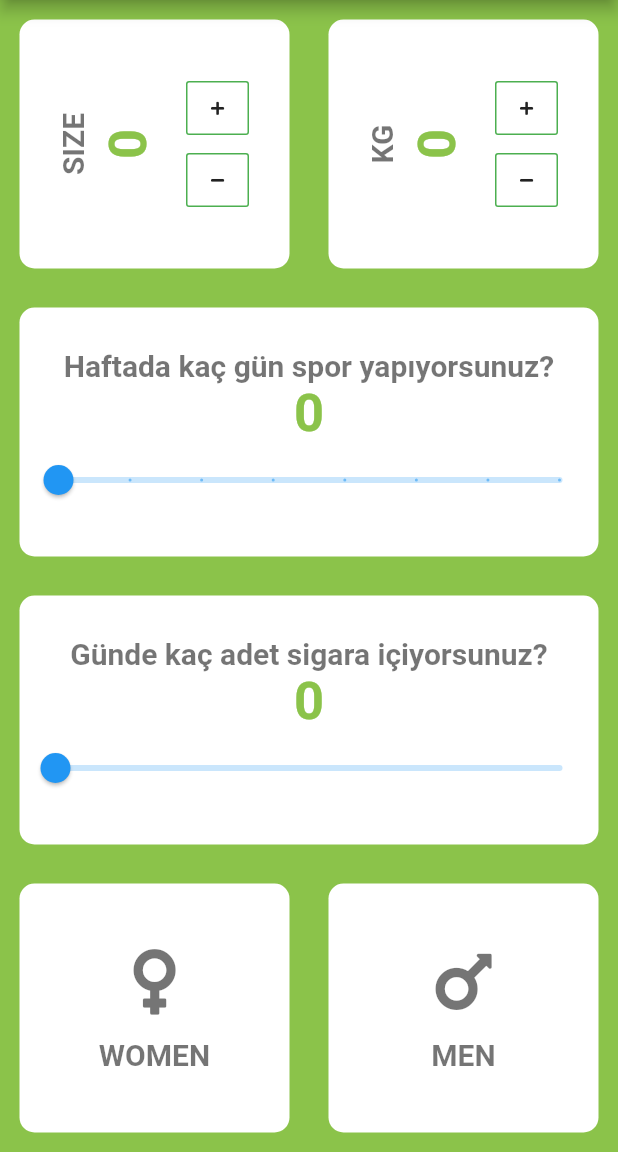
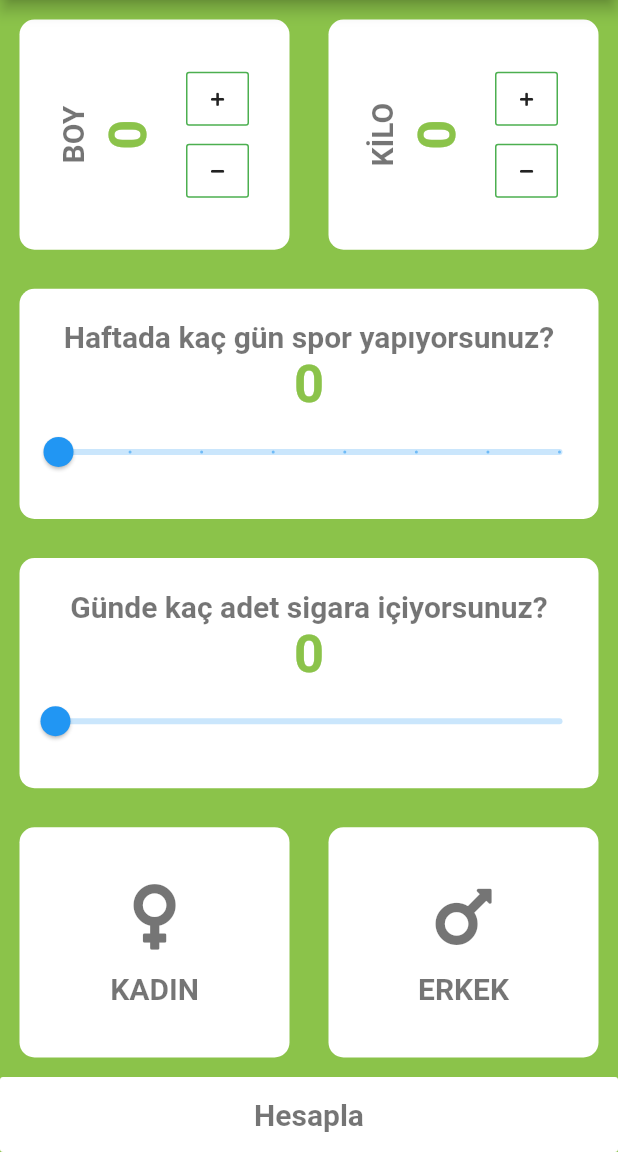
Before and after one commit to TemurBahri/life_expectancy, a Flutter app: the screen it shows after launch, on a phone screen of 412 x 824 dp, the part 84-1236 px from its top. Run offline on Flutter 3.47's test engine with Material 2 defaults, Android fonts, the phone set to English and light mode, and no system bars; our stand-ins replace font_awesome_flutter.

Commit message:
Flutter Learning continue...

```diff
--- a/lib/input_page.dart
+++ b/lib/input_page.dart
@@ -2,6 +2,8 @@ import 'package:flutter/cupertino.dart';
 import 'package:flutter/material.dart';
 import 'package:font_awesome_flutter/font_awesome_flutter.dart';
 import 'package:life_expectancy/constants.dart';
+import 'package:life_expectancy/result_page.dart';
+import 'package:life_expectancy/user_data.dart';
 
 import 'genders.dart';
 import 'my_container.dart';
@@ -12,11 +14,13 @@ class InputPage extends StatefulWidget {
 }
 
 class _InputPageState extends State<InputPage> {
-  String choose;
+  String gender;
   double smokingCigarette = 0.0;
   double daySport = 0;
   int size = 0;
   int kilo = 0;
+  String boy = 'BOY';
+  String tkilo = 'KİLO';
 
   @override
   Widget build(BuildContext context) {
@@ -36,12 +40,12 @@ class _InputPageState extends State<InputPage> {
               children: [
                 Expanded(
                   child: MyContainer(
-                    child: buildRowOutlineButton('SIZE'),
+                    child: buildRowOutlineButton(boy),
                   ),
                 ),
                 Expanded(
                   child: MyContainer(
-                    child: buildRowOutlineButton('KG'),
+                    child: buildRowOutlineButton(tkilo),
                   ),
                 ),
               ],
@@ -92,7 +96,7 @@ class _InputPageState extends State<InputPage> {
                         smokingCigarette = newValue;
                       });
                     },
-                  )
+                  ),
                 ],
               ),
             ),
@@ -104,12 +108,12 @@ class _InputPageState extends State<InputPage> {
                   child: MyContainer(
                     onPress: () {
                       setState(() {
-                        choose = 'WOMEN';
+                        gender = 'KADIN';
                       });
                     },
-                    color: choose == 'WOMEN' ? Colors.pink[300] : Colors.white,
+                    color: gender == 'KADIN' ? Colors.pink[300] : Colors.white,
                     child: GenderFunc(
-                      gender: 'WOMEN',
+                      gender: 'KADIN',
                       icon: FontAwesomeIcons.venus,
                     ),
                   ),
@@ -118,17 +122,40 @@ class _InputPageState extends State<InputPage> {
                   child: MyContainer(
                     onPress: () {
                       setState(() {
-                        choose = 'MEN';
+                        gender = 'ERKEK';
                       });
                     },
-                    color: choose == 'MEN' ? Colors.blue[300] : Colors.white,
+                    color: gender == 'ERKEK' ? Colors.blue[300] : Colors.white,
                     child: GenderFunc(
-                      gender: 'MEN',
+                      gender: 'ERKEK',
                       icon: FontAwesomeIcons.mars,
                     ),
                   ),
                 ),
               ],
+            ),
+          ),
+          ButtonTheme(
+            height: 50,
+            child: FlatButton(
+              color: Colors.white,
+              onPressed: () {
+                Navigator.push(
+                  context,
+                  MaterialPageRoute(
+                    builder: (context) => ResultPage(UserData(
+                        gender: gender,
+                        size: size,
+                        daySport: daySport,
+                        kilo: kilo,
+                        smokingCigarette: smokingCigarette)),
+                  ),
+                );
+              },
+              child: Text(
+                'Hesapla',
+                style: kTextStyle,
+              ),
             ),
           ),
         ],
@@ -151,7 +178,7 @@ class _InputPageState extends State<InputPage> {
         RotatedBox(
           quarterTurns: -1,
           child: Text(
-            label == 'SIZE' ? size.toString() : kilo.toString(),
+            label == boy ? size.toString() : kilo.toString(),
             style: kNumberStyle,
           ),
         ),
@@ -169,7 +196,7 @@ class _InputPageState extends State<InputPage> {
                   ),
                   onPressed: () {
                     setState(() {
-                      label == 'SIZE' ? size++ : kilo++;
+                      label == boy ? size++ : kilo++;
                     });
                   }),
             ),
@@ -183,7 +210,7 @@ class _InputPageState extends State<InputPage> {
                   ),
                   onPressed: () {
                     setState(() {
-                      label == 'SIZE' ? size-- : kilo--;
+                      label == boy ? size-- : kilo--;
                     });
                   }),
             ),
--- /dev/null
+++ b/lib/user_data.dart
@@ -0,0 +1,14 @@
+class UserData {
+  String gender;
+  double smokingCigarette;
+  double daySport;
+  int size;
+  int kilo;
+
+  UserData(
+      {this.smokingCigarette,
+      this.size,
+      this.kilo,
+      this.daySport,
+      this.gender});
+}
```
Also changed, not shown: lib/result_calculate.dart (added, +18 -0 lines), lib/result_page.dart (added, +53 -0 lines).
